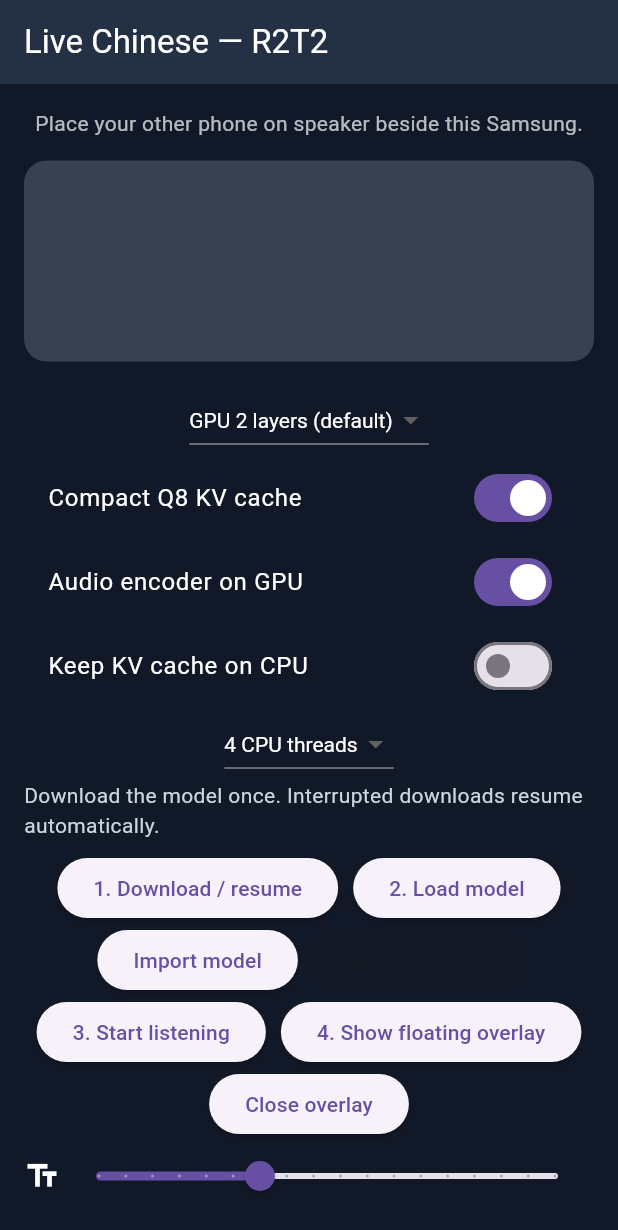
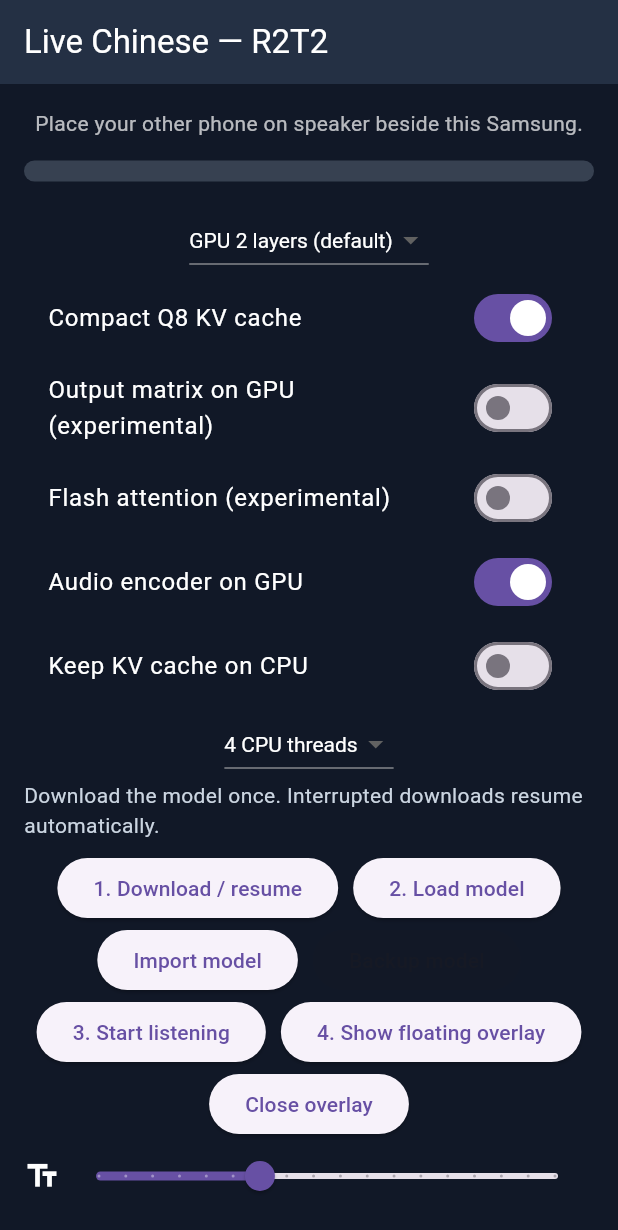
Before and after one commit to hh786686-ship-it/a, a Flutter app: the screen it shows after launch, on a phone screen of 412 x 824 dp. Shown: the top 1230 px of the screen. Run offline on Flutter 3.47's test engine with Material 3 defaults, Android fonts, the phone set to English and light mode, and no system bars; missing offline and left inert: crispasr, dart:ffi, record.

Commit message:
v0.21 selectable output GPU placement, flash attention and intermediate offload levels

```diff
--- a/samsung-r2t2/lib/main.dart
+++ b/samsung-r2t2/lib/main.dart
@@ -53,9 +53,10 @@ void recognitionWorker(SendPort parent) async {
         setNativeEnv('CRISPASR_KV_QUANT', message['compact'] == true ? 'q8_0' : 'f16');
         setNativeEnv('CRISPASR_KV_ON_CPU', message['cpuCache'] == true ? '1' : '0');
         setNativeEnv('LIVECHINESE_ENCODER_GPU', message['encoderGpu'] == true ? '1' : '0');
+        setNativeEnv('LIVECHINESE_OUTPUT_GPU', message['outputGpu'] == true ? '1' : '0');
         session = CrispasrSession.openWithParams(
           message['path'] as String,
-          backend: 'qwen3', useGpu: layers > 0, nThreads: message['threads'] as int? ?? 4, nGpuLayers: layers, flashAttn: false, verbosity: 1,
+          backend: 'qwen3', useGpu: layers > 0, nThreads: message['threads'] as int? ?? 4, nGpuLayers: layers, flashAttn: message['flash'] == true, verbosity: 1,
         );
         session!.setMaxNewTokens(64);
         parent.send({'type': 'ready', 'kind': 0});
@@ -206,6 +207,8 @@ class _LiveCaptionsState extends State<LiveCaptions> {
   bool _cpuCache = false;
   int _cpuThreads = 4;
   bool _encoderGpu = true;
+  bool _outputGpu = false;
+  bool _flashAttention = false;
   int _speechBytes = 0, _silentBytes = 0;
   String _nativeTiming = 'No decoded speech yet';
   File? _loadMarker;
@@ -482,7 +485,7 @@ class _LiveCaptionsState extends State<LiveCaptions> {
       _updates!.listen((message) {
         if (message is SendPort) {
           _send = message;
-          _send!.send({'op': 'load', 'path': model.path, 'layers': layers, 'threads': _cpuThreads, 'compact': _compactCache, 'cpuCache': _cpuCache, 'encoderGpu': _encoderGpu});
+          _send!.send({'op': 'load', 'path': model.path, 'layers': layers, 'threads': _cpuThreads, 'compact': _compactCache, 'cpuCache': _cpuCache, 'encoderGpu': _encoderGpu, 'outputGpu': _outputGpu, 'flash': _flashAttention});
         } else if ((message == null || message is List) && mounted) {
           _micSub?.cancel();
           unawaited(_recorder.stop());
@@ -635,9 +638,11 @@ class _LiveCaptionsState extends State<LiveCaptions> {
         )),
         const SizedBox(height: 15),
         if (!_loaded && !_loadingModel && _updates == null && !_checkingRecovery)
-          DropdownButton<int>(dropdownColor: const Color(0xff243044), value: _gpuLayers, style: const TextStyle(color: Colors.white), items: const [DropdownMenuItem(value: 0, child: Text('CPU only')), DropdownMenuItem(value: 1, child: Text('GPU 1 layer')), DropdownMenuItem(value: 2, child: Text('GPU 2 layers (default)')), DropdownMenuItem(value: 3, child: Text('GPU 3 layers')), DropdownMenuItem(value: 4, child: Text('GPU 4 layers')), DropdownMenuItem(value: 8, child: Text('GPU 8 layers')), DropdownMenuItem(value: 16, child: Text('GPU 16 layers'))], onChanged: (v) { if (v != null) setState(() => _gpuLayers = v); }),
+          DropdownButton<int>(dropdownColor: const Color(0xff243044), value: _gpuLayers, style: const TextStyle(color: Colors.white), items: const [DropdownMenuItem(value: 0, child: Text('CPU only')), DropdownMenuItem(value: 1, child: Text('GPU 1 layer')), DropdownMenuItem(value: 2, child: Text('GPU 2 layers (default)')), DropdownMenuItem(value: 3, child: Text('GPU 3 layers')), DropdownMenuItem(value: 4, child: Text('GPU 4 layers')), DropdownMenuItem(value: 6, child: Text('GPU 6 layers')), DropdownMenuItem(value: 8, child: Text('GPU 8 layers')), DropdownMenuItem(value: 12, child: Text('GPU 12 layers')), DropdownMenuItem(value: 16, child: Text('GPU 16 layers'))], onChanged: (v) { if (v != null) setState(() => _gpuLayers = v); }),
         if (!_loaded && !_loadingModel && _updates == null && !_checkingRecovery) ...[
           SwitchListTile(title: const Text('Compact Q8 KV cache', style: TextStyle(color: Colors.white)), value: _compactCache, onChanged: (v) => setState(() => _compactCache = v)),
+          SwitchListTile(title: const Text('Output matrix on GPU (experimental)', style: TextStyle(color: Colors.white)), value: _outputGpu, onChanged: (v) => setState(() => _outputGpu = v)),
+          SwitchListTile(title: const Text('Flash attention (experimental)', style: TextStyle(color: Colors.white)), value: _flashAttention, onChanged: (v) => setState(() => _flashAttention = v)),
           SwitchListTile(title: const Text('Audio encoder on GPU', style: TextStyle(color: Colors.white)), value: _encoderGpu, onChanged: (v) => setState(() => _encoderGpu = v)),
           SwitchListTile(title: const Text('Keep KV cache on CPU', style: TextStyle(color: Colors.white)), value: _cpuCache, onChanged: (v) => setState(() => _cpuCache = v)),
           DropdownButton<int>(dropdownColor: const Color(0xff243044), value: _cpuThreads, style: const TextStyle(color: Colors.white), items: const [DropdownMenuItem(value: 2, child: Text('2 CPU threads')), DropdownMenuItem(value: 4, child: Text('4 CPU threads')), DropdownMenuItem(value: 6, child: Text('6 CPU threads'))], onChanged: (v) { if (v != null) setState(() => _cpuThreads = v); }),
--- a/samsung-r2t2/pubspec.yaml
+++ b/samsung-r2t2/pubspec.yaml
@@ -1,7 +1,7 @@
 name: r2t2_live_chinese
 description: Offline Mandarin companion subtitles for Samsung A16
 publish_to: none
-version: 0.20.0+20
+version: 0.21.0+21
 environment:
   sdk: '>=3.4.0 <4.0.0'
 dependencies:
```
Also changed, not shown: 2 other files.
